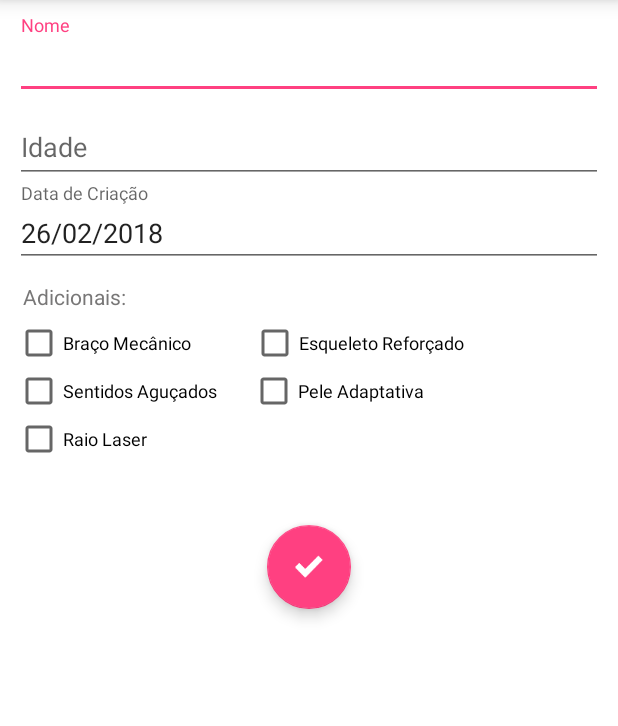
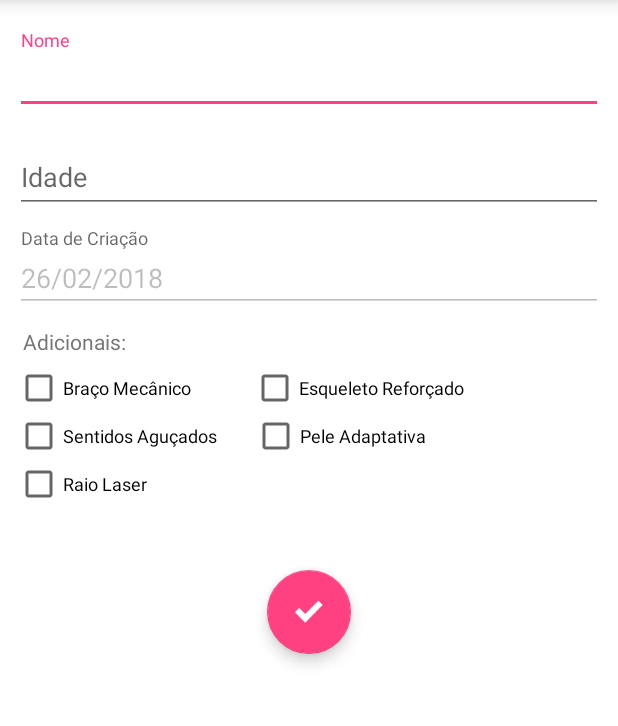
Before and after one commit to luisrbferreira/CloneAppTeste, an Android app: the screen it shows after launch (InsertActivity), after a tap on "Add", on a phone screen of 412 x 824 dp, the part 84-810 px from its top. Run offline under Robolectric (Android 15) with nearby library versions, the phone set to English and light mode, and no system bars; our stand-ins replace Firebase (no records; nobody signed in at launch, a user with empty details on screens opened directly).

```diff
--- a/app/src/main/java/br/com/luisferreira/cloneappteste/activities/MainActivity.java
+++ b/app/src/main/java/br/com/luisferreira/cloneappteste/activities/MainActivity.java
@@ -1,6 +1,7 @@
 package br.com.luisferreira.cloneappteste.activities;
 
 import android.content.Intent;
+import android.support.design.widget.Snackbar;
 import android.support.v7.app.AppCompatActivity;
 import android.os.Bundle;
 import android.support.v7.widget.LinearLayoutManager;
@@ -8,6 +9,8 @@ import android.support.v7.widget.RecyclerView;
 import android.support.v7.widget.Toolbar;
 import android.view.Menu;
 import android.view.MenuItem;
+import android.view.View;
+import android.widget.ProgressBar;
 
 import com.google.firebase.database.DataSnapshot;
 import com.google.firebase.database.DatabaseError;
@@ -30,6 +33,8 @@ public class MainActivity extends AppCompatActivity {
 
     private RecyclerView recyclerView;
     private RecyclerAdapter recyclerAdapter;
+
+    protected ProgressBar progressBar;
 
     @Override
     protected void onCreate(Bundle savedInstanceState) {
@@ -54,9 +59,13 @@ public class MainActivity extends AppCompatActivity {
         recyclerView.setAdapter(recyclerAdapter);
 
         recyclerAdapter.notifyDataSetChanged();
+
+        progressBar = findViewById(R.id.main_progress);
     }
 
     private void fetchData() {
+        openProgressBar();
+
         databaseReference = FirebaseDatabase.getInstance().getReference();
 
         databaseReference.child("clones").addValueEventListener(new ValueEventListener() {
@@ -64,16 +73,23 @@ public class MainActivity extends AppCompatActivity {
             public void onDataChange(DataSnapshot dataSnapshot) {
                 clones.removeAll(clones);
 
-                for (DataSnapshot snapshot : dataSnapshot.getChildren()) {
-                    Clone clone = snapshot.getValue(Clone.class);
-                    clones.add(clone);
+                if(!dataSnapshot.exists()){
+                    showSnackbar("Sem dados para exibir!");
+                } else {
+                    for (DataSnapshot snapshot : dataSnapshot.getChildren()) {
+                        Clone clone = snapshot.getValue(Clone.class);
+                        clones.add(clone);
+                    }
+                    recyclerAdapter.notifyDataSetChanged();
                 }
-                recyclerAdapter.notifyDataSetChanged();
+
+                closeProgressBar();
             }
 
             @Override
             public void onCancelled(DatabaseError databaseError) {
-
+                showSnackbar("Não foi possível buscar os dados!");
+                closeProgressBar();
             }
         });
     }
@@ -81,6 +97,22 @@ public class MainActivity extends AppCompatActivity {
     public void chamarCadastro() {
         Intent intent = new Intent(this, InsertActivity.class);
         startActivity(intent);
+    }
+
+    protected void openProgressBar(){
+        progressBar.setFocusable(true);
+        progressBar.setVisibility( View.VISIBLE );
+    }
+
+    protected void closeProgressBar(){
+        progressBar.setVisibility( View.GONE );
+    }
+
+    protected void showSnackbar( String message ){
+        Snackbar.make(progressBar,
+                message,
+                Snackbar.LENGTH_LONG)
+                .setAction("Action", null).show();
     }
 
     // MENU
--- a/app/src/main/res/layout/activity_insert.xml
+++ b/app/src/main/res/layout/activity_insert.xml
@@ -50,7 +50,8 @@
 
                 <android.support.design.widget.TextInputLayout
                     android:layout_width="match_parent"
-                    android:layout_height="match_parent">
+                    android:layout_height="match_parent"
+                    android:layout_marginTop="10dp">
 
                     <AutoCompleteTextView
                         android:id="@+id/textNomeClone"
@@ -63,27 +64,28 @@
 
                 <android.support.design.widget.TextInputLayout
                     android:layout_width="match_parent"
-                    android:layout_height="match_parent">
+                    android:layout_height="match_parent"
+                    android:layout_marginTop="10dp">
 
                     <AutoCompleteTextView
                         android:id="@+id/textIdadeClone"
                         android:layout_width="match_parent"
                         android:layout_height="match_parent"
                         android:hint="Idade"
-                        android:imeOptions="actionNext"
+                        android:imeOptions="actionDone"
                         android:inputType="number" />
                 </android.support.design.widget.TextInputLayout>
 
                 <android.support.design.widget.TextInputLayout
                     android:layout_width="match_parent"
-                    android:layout_height="match_parent">
+                    android:layout_height="match_parent"
+                    android:layout_marginTop="10dp">
 
                     <AutoCompleteTextView
                         android:id="@+id/textDataCriacao"
                         android:layout_width="match_parent"
                         android:layout_height="match_parent"
                         android:hint="Data de Criação"
-                        android:imeOptions="actionNext"
                         android:inputType="date" />
                 </android.support.design.widget.TextInputLayout>
 
@@ -148,7 +150,7 @@
                             android:layout_width="match_parent"
                             android:layout_height="wrap_content"
                             android:text="Pele Adaptativa"
-                            android:layout_marginLeft="22dp"
+                            android:layout_marginLeft="23dp"
                             android:textAppearance="?android:attr/textAppearanceSmall"
                             android:textColor="#000000"
                             android:textSize="12sp"/>
--- a/app/src/main/res/values/strings.xml
+++ b/app/src/main/res/values/strings.xml
@@ -1,3 +1,10 @@
 <resources>
     <string name="app_name">Clone App</string>
+
+    <!-- Erros -->
+    <string name="msg_erro_nome_empty">O campo nome é obrigatório!</string>
+    <string name="msg_erro_nome_pattern">Nome fora do padrão! O nome deve conter uma sequência de 3 letras e 4 números.</string>
+    <string name="msg_erro_nome_exist">Já existe um clone com esse nome.</string>
+    <string name="msg_erro_idade_empty">O campo idade é obrigatório!</string>
+    <string name="msg_erro_idade_invalida">A idade deve estar entre 10 e 20.</string>
 </resources>
```
Also changed, not shown: app/src/main/java/br/com/luisferreira/cloneappteste/activities/InsertActivity.java (+95 -5 lines), app/src/main/res/layout/activity_main.xml (+7 -0 lines).
